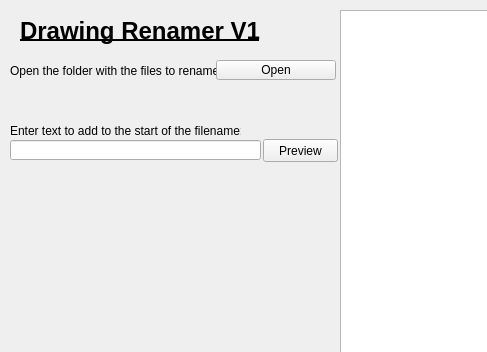
Old version of the form Drawing_Renamer.ui in the repository craig3050/GUI-Test; both pictures show x 0 to 487 and y 0 to 352 of the 934 by 583 pixel window.
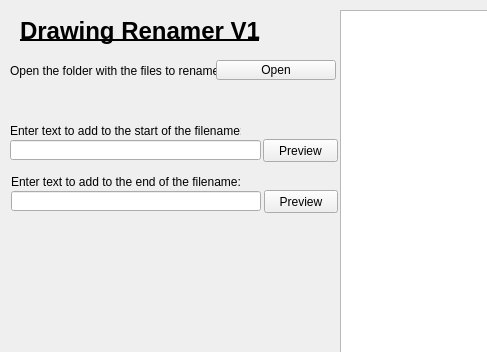
New version of the form.

Commit message: Updated to add text to end of file name

Patch:
```diff
--- a/Drawing_Renamer.ui
+++ b/Drawing_Renamer.ui
@@ -146,6 +146,45 @@
      <string/>
     </property>
    </widget>
+   <widget class="QLineEdit" name="lineEdit_enter_endtext">
+    <property name="geometry">
+     <rect>
+      <x>11</x>
+      <y>191</y>
+      <width>250</width>
+      <height>20</height>
+     </rect>
+    </property>
+   </widget>
+   <widget class="QLabel" name="label_enter_endtext">
+    <property name="geometry">
+     <rect>
+      <x>11</x>
+      <y>171</y>
+      <width>230</width>
+      <height>21</height>
+     </rect>
+    </property>
+    <property name="toolTip">
+     <string>&lt;html&gt;&lt;head/&gt;&lt;body&gt;&lt;p&gt;e.g. &amp;quot;Your_Filename&amp;quot; becomes &amp;quot;Additional Text Your Filename&amp;quot;&lt;/p&gt;&lt;/body&gt;&lt;/html&gt;</string>
+    </property>
+    <property name="text">
+     <string>Enter text to add to the end of the filename:</string>
+    </property>
+   </widget>
+   <widget class="QPushButton" name="pushButton_enter_endtext">
+    <property name="geometry">
+     <rect>
+      <x>264</x>
+      <y>190</y>
+      <width>74</width>
+      <height>23</height>
+     </rect>
+    </property>
+    <property name="text">
+     <string>Preview</string>
+    </property>
+   </widget>
   </widget>
   <widget class="QMenuBar" name="menubar">
    <property name="geometry">
```
The commit also changes 1 other file.
